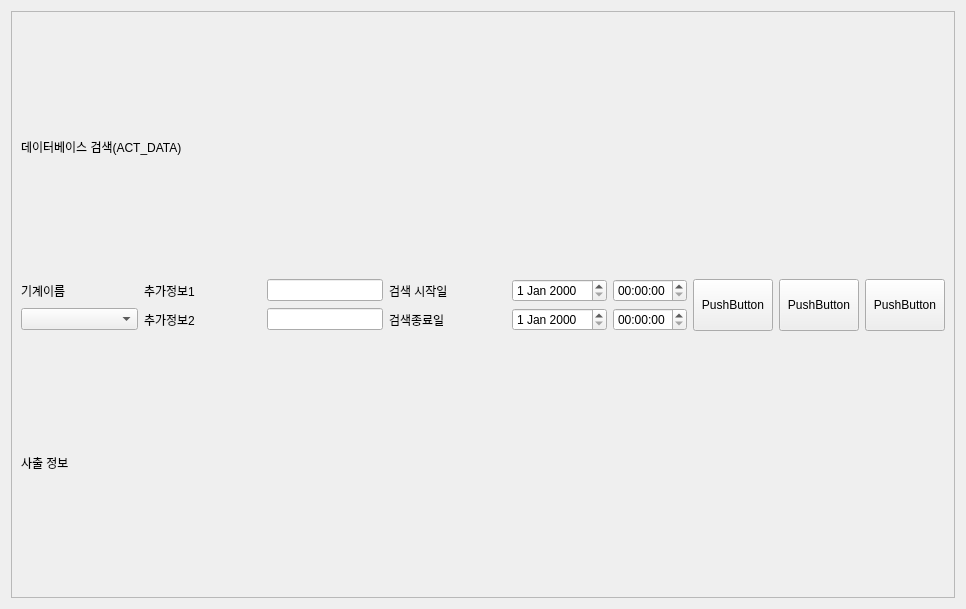
Before: the Qt Designer form dbsearchact.ui in good7zzang/QT_DBA, drawn with Qt 5.
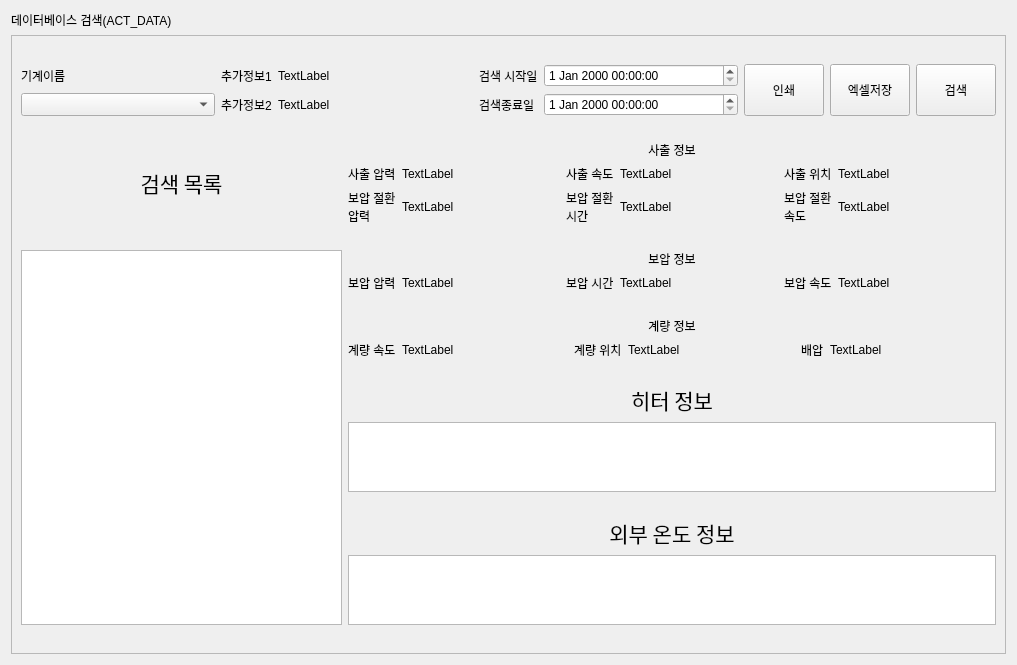
After: the same form once the commit is applied.

Commit message: DBactui 업데이트

What changed in the file:
```diff
--- a/dbsearchact.ui
+++ b/dbsearchact.ui
@@ -6,15 +6,15 @@
    <rect>
     <x>0</x>
     <y>0</y>
-    <width>966</width>
-    <height>609</height>
+    <width>1017</width>
+    <height>665</height>
    </rect>
   </property>
   <property name="windowTitle">
    <string>Form</string>
   </property>
   <layout class="QGridLayout" name="gridLayout">
-   <item row="0" column="0">
+   <item row="1" column="0">
     <widget class="QScrollArea" name="scrollArea">
      <property name="widgetResizable">
       <bool>true</bool>
@@ -24,91 +24,13 @@
        <rect>
         <x>0</x>
         <y>0</y>
-        <width>946</width>
-        <height>589</height>
+        <width>997</width>
+        <height>627</height>
        </rect>
       </property>
       <layout class="QGridLayout" name="gridLayout_5">
-       <item row="1" column="0">
+       <item row="1" column="0" colspan="3">
         <layout class="QGridLayout" name="gridLayout_2">
-         <item row="0" column="0">
-          <widget class="QLabel" name="label_3">
-           <property name="text">
-            <string>기계이름</string>
-           </property>
-          </widget>
-         </item>
-         <item row="0" column="1">
-          <widget class="QLabel" name="label_4">
-           <property name="text">
-            <string>추가정보1</string>
-           </property>
-          </widget>
-         </item>
-         <item row="0" column="2">
-          <widget class="QLineEdit" name="lineEdit">
-           <property name="sizePolicy">
-            <sizepolicy hsizetype="Preferred" vsizetype="Fixed">
-             <horstretch>0</horstretch>
-             <verstretch>0</verstretch>
-            </sizepolicy>
-           </property>
-          </widget>
-         </item>
-         <item row="0" column="3">
-          <widget class="QLabel" name="label_5">
-           <property name="text">
-            <string>검색 시작일</string>
-           </property>
-          </widget>
-         </item>
-         <item row="1" column="0">
-          <widget class="QComboBox" name="comboBox"/>
-         </item>
-         <item row="1" column="1">
-          <widget class="QLabel" name="label_2">
-           <property name="text">
-            <string>추가정보2</string>
-           </property>
-          </widget>
-         </item>
-         <item row="1" column="2">
-          <widget class="QLineEdit" name="lineEdit_3">
-           <property name="sizePolicy">
-            <sizepolicy hsizetype="Preferred" vsizetype="Fixed">
-             <horstretch>0</horstretch>
-             <verstretch>0</verstretch>
-            </sizepolicy>
-           </property>
-          </widget>
-         </item>
-         <item row="0" column="4">
-          <layout class="QHBoxLayout" name="horizontalLayout_2">
-           <item>
-            <widget class="QDateEdit" name="dateEdit"/>
-           </item>
-           <item>
-            <widget class="QTimeEdit" name="timeEdit"/>
-           </item>
-          </layout>
-         </item>
-         <item row="1" column="3">
-          <widget class="QLabel" name="label_6">
-           <property name="text">
-            <string>검색종료일</string>
-           </property>
-          </widget>
-         </item>
-         <item row="1" column="4">
-          <layout class="QHBoxLayout" name="horizontalLayout_3">
-           <item>
-            <widget class="QDateEdit" name="dateEdit_2"/>
-           </item>
-           <item>
-            <widget class="QTimeEdit" name="timeEdit_2"/>
-           </item>
-          </layout>
-         </item>
          <item row="0" column="6" rowspan="2">
           <layout class="QHBoxLayout" name="horizontalLayout" stretch="0,0,0">
            <property name="spacing">
@@ -129,7 +51,7 @@
               </sizepolicy>
              </property>
              <property name="text">
-              <string>PushButton</string>
+              <string>인쇄</string>
              </property>
             </widget>
            </item>
@@ -142,7 +64,7 @@
               </sizepolicy>
              </property>
              <property name="text">
-              <string>PushButton</string>
+              <string>엑셀저장</string>
              </property>
             </widget>
            </item>
@@ -155,25 +77,519 @@
               </sizepolicy>
              </property>
              <property name="text">
-              <string>PushButton</string>
+              <string>검색</string>
              </property>
             </widget>
            </item>
           </layout>
+         </item>
+         <item row="1" column="2">
+          <widget class="QLabel" name="label_37">
+           <property name="text">
+            <string>TextLabel</string>
+           </property>
+          </widget>
+         </item>
+         <item row="1" column="3">
+          <widget class="QLabel" name="label_6">
+           <property name="text">
+            <string>검색종료일</string>
+           </property>
+          </widget>
+         </item>
+         <item row="1" column="1">
+          <widget class="QLabel" name="label_2">
+           <property name="text">
+            <string>추가정보2</string>
+           </property>
+          </widget>
+         </item>
+         <item row="0" column="0">
+          <widget class="QLabel" name="label_3">
+           <property name="text">
+            <string>기계이름</string>
+           </property>
+          </widget>
+         </item>
+         <item row="0" column="3">
+          <widget class="QLabel" name="label_5">
+           <property name="sizePolicy">
+            <sizepolicy hsizetype="Maximum" vsizetype="Preferred">
+             <horstretch>0</horstretch>
+             <verstretch>0</verstretch>
+            </sizepolicy>
+           </property>
+           <property name="text">
+            <string>검색 시작일</string>
+           </property>
+          </widget>
+         </item>
+         <item row="1" column="0">
+          <widget class="QComboBox" name="comboBox">
+           <property name="sizePolicy">
+            <sizepolicy hsizetype="Preferred" vsizetype="Preferred">
+             <horstretch>0</horstretch>
+             <verstretch>0</verstretch>
+            </sizepolicy>
+           </property>
+          </widget>
+         </item>
+         <item row="0" column="1">
+          <widget class="QLabel" name="label_4">
+           <property name="sizePolicy">
+            <sizepolicy hsizetype="Maximum" vsizetype="Preferred">
+             <horstretch>0</horstretch>
+             <verstretch>0</verstretch>
+            </sizepolicy>
+           </property>
+           <property name="text">
+            <string>추가정보1</string>
+           </property>
+          </widget>
+         </item>
+         <item row="0" column="2">
+          <widget class="QLabel" name="label_38">
+           <property name="text">
+            <string>TextLabel</string>
+           </property>
+          </widget>
+         </item>
+         <item row="1" column="4">
+          <widget class="QDateTimeEdit" name="dateTimeEdit"/>
+         </item>
+         <item row="0" column="4">
+          <widget class="QDateTimeEdit" name="dateTimeEdit_2"/>
+         </item>
+        </layout>
+       </item>
+       <item row="2" column="1" colspan="2">
+        <layout class="QGridLayout" name="gridLayout_3">
+         <item row="1" column="0">
+          <widget class="QLabel" name="label_9">
+           <property name="sizePolicy">
+            <sizepolicy hsizetype="Maximum" vsizetype="Preferred">
+             <horstretch>0</horstretch>
+             <verstretch>0</verstretch>
+            </sizepolicy>
+           </property>
+           <property name="text">
+            <string>사출 압력</string>
+           </property>
+          </widget>
+         </item>
+         <item row="1" column="1">
+          <widget class="QLabel" name="label_10">
+           <property name="text">
+            <string>TextLabel</string>
+           </property>
+          </widget>
+         </item>
+         <item row="1" column="2">
+          <widget class="QLabel" name="label_11">
+           <property name="sizePolicy">
+            <sizepolicy hsizetype="Maximum" vsizetype="Preferred">
+             <horstretch>0</horstretch>
+             <verstretch>0</verstretch>
+            </sizepolicy>
+           </property>
+           <property name="text">
+            <string>사출 속도</string>
+           </property>
+          </widget>
+         </item>
+         <item row="1" column="3">
+          <widget class="QLabel" name="label_12">
+           <property name="text">
+            <string>TextLabel</string>
+           </property>
+          </widget>
+         </item>
+         <item row="1" column="4">
+          <widget class="QLabel" name="label_13">
+           <property name="sizePolicy">
+            <sizepolicy hsizetype="Maximum" vsizetype="Preferred">
+             <horstretch>0</horstretch>
+             <verstretch>0</verstretch>
+            </sizepolicy>
+           </property>
+           <property name="text">
+            <string>사출 위치</string>
+           </property>
+          </widget>
+         </item>
+         <item row="1" column="5">
+          <widget class="QLabel" name="label_14">
+           <property name="text">
+            <string>TextLabel</string>
+           </property>
+          </widget>
+         </item>
+         <item row="2" column="1">
+          <widget class="QLabel" name="label_15">
+           <property name="text">
+            <string>TextLabel</string>
+           </property>
+          </widget>
+         </item>
+         <item row="2" column="0">
+          <widget class="QLabel" name="label_16">
+           <property name="text">
+            <string>보압 절환
+압력</string>
+           </property>
+          </widget>
+         </item>
+         <item row="2" column="2">
+          <widget class="QLabel" name="label_17">
+           <property name="text">
+            <string>보압 절환 
+시간</string>
+           </property>
+          </widget>
+         </item>
+         <item row="2" column="3">
+          <widget class="QLabel" name="label_18">
+           <property name="text">
+            <string>TextLabel</string>
+           </property>
+          </widget>
+         </item>
+         <item row="2" column="4">
+          <widget class="QLabel" name="label_19">
+           <property name="text">
+            <string>보압 절환
+속도</string>
+           </property>
+          </widget>
+         </item>
+         <item row="2" column="5">
+          <widget class="QLabel" name="label_20">
+           <property name="text">
+            <string>TextLabel</string>
+           </property>
+          </widget>
+         </item>
+         <item row="0" column="0" colspan="6">
+          <widget class="QLabel" name="label_8">
+           <property name="text">
+            <string>사출 정보</string>
+           </property>
+           <property name="alignment">
+            <set>Qt::AlignCenter</set>
+           </property>
+          </widget>
+         </item>
+        </layout>
+       </item>
+       <item row="4" column="1" colspan="2">
+        <layout class="QGridLayout" name="gridLayout_7">
+         <item row="1" column="1">
+          <widget class="QLabel" name="label_30">
+           <property name="sizePolicy">
+            <sizepolicy hsizetype="Preferred" vsizetype="Maximum">
+             <horstretch>0</horstretch>
+             <verstretch>0</verstretch>
+            </sizepolicy>
+           </property>
+           <property name="text">
+            <string>TextLabel</string>
+           </property>
+          </widget>
+         </item>
+         <item row="1" column="2">
+          <widget class="QLabel" name="label_31">
+           <property name="sizePolicy">
+            <sizepolicy hsizetype="Maximum" vsizetype="Maximum">
+             <horstretch>0</horstretch>
+             <verstretch>0</verstretch>
+            </sizepolicy>
+           </property>
+           <property name="text">
+            <string>계량 위치</string>
+           </property>
+          </widget>
+         </item>
+         <item row="1" column="3">
+          <widget class="QLabel" name="label_32">
+           <property name="sizePolicy">
+            <sizepolicy hsizetype="Preferred" vsizetype="Maximum">
+             <horstretch>0</horstretch>
+             <verstretch>0</verstretch>
+            </sizepolicy>
+           </property>
+           <property name="text">
+            <string>TextLabel</string>
+           </property>
+          </widget>
+         </item>
+         <item row="1" column="4">
+          <widget class="QLabel" name="label_33">
+           <property name="sizePolicy">
+            <sizepolicy hsizetype="Maximum" vsizetype="Maximum">
+             <horstretch>0</horstretch>
+             <verstretch>0</verstretch>
+            </sizepolicy>
+           </property>
+           <property name="text">
+            <string>배압</string>
+           </property>
+          </widget>
+         </item>
+         <item row="1" column="0">
+          <widget class="QLabel" name="label_29">
+           <property name="sizePolicy">
+            <sizepolicy hsizetype="Maximum" vsizetype="Maximum">
+             <horstretch>0</horstretch>
+             <verstretch>0</verstretch>
+            </sizepolicy>
+           </property>
+           <property name="text">
+            <string>계량 속도</string>
+           </property>
+          </widget>
+         </item>
+         <item row="1" column="5">
+          <widget class="QLabel" name="label_34">
+           <property name="sizePolicy">
+            <sizepolicy hsizetype="Preferred" vsizetype="Maximum">
+             <horstretch>0</horstretch>
+             <verstretch>0</verstretch>
+            </sizepolicy>
+           </property>
+           <property name="text">
+            <string>TextLabel</string>
+           </property>
+          </widget>
+         </item>
+         <item row="0" column="0" colspan="6">
+          <widget class="QLabel" name="label_23">
+           <property name="sizePolicy">
+            <sizepolicy hsizetype="Preferred" vsizetype="Maximum">
+             <horstretch>0</horstretch>
+             <verstretch>0</verstretch>
+            </sizepolicy>
+           </property>
+           <property name="text">
+            <string>계량 정보</string>
+           </property>
+           <property name="alignment">
+            <set>Qt::AlignCenter</set>
+           </property>
+          </widget>
+         </item>
+        </layout>
+       </item>
+       <item row="3" column="1" colspan="2">
+        <layout class="QGridLayout" name="gridLayout_4">
+         <item row="1" column="1">
+          <widget class="QLabel" name="label_24">
+           <property name="sizePolicy">
+            <sizepolicy hsizetype="Preferred" vsizetype="Maximum">
+             <horstretch>0</horstretch>
+             <verstretch>0</verstretch>
+            </sizepolicy>
+           </property>
+           <property name="text">
+            <string>TextLabel</string>
+           </property>
+          </widget>
+         </item>
+         <item row="1" column="2">
+          <widget class="QLabel" name="label_25">
+           <property name="sizePolicy">
+            <sizepolicy hsizetype="Maximum" vsizetype="Maximum">
+             <horstretch>0</horstretch>
+             <verstretch>0</verstretch>
+            </sizepolicy>
+           </property>
+           <property name="text">
+            <string>보압 시간</string>
+           </property>
+          </widget>
+         </item>
+         <item row="1" column="0">
+          <widget class="QLabel" name="label_22">
+           <property name="sizePolicy">
+            <sizepolicy hsizetype="Maximum" vsizetype="Maximum">
+             <horstretch>0</horstretch>
+             <verstretch>0</verstretch>
+            </sizepolicy>
+           </property>
+           <property name="text">
+            <string>보압 압력</string>
+           </property>
+          </widget>
+         </item>
+         <item row="1" column="3">
+          <widget class="QLabel" name="label_26">
+           <property name="sizePolicy">
+            <sizepolicy hsizetype="Preferred" vsizetype="Maximum">
+             <horstretch>0</horstretch>
+             <verstretch>0</verstretch>
+            </sizepolicy>
+           </property>
+           <property name="text">
+            <string>TextLabel</string>
+           </property>
+          </widget>
+         </item>
+         <item row="1" column="4">
+          <widget class="QLabel" name="label_27">
+           <property name="sizePolicy">
+            <sizepolicy hsizetype="Maximum" vsizetype="Maximum">
+             <horstretch>0</horstretch>
+             <verstretch>0</verstretch>
+            </sizepolicy>
+           </property>
+           <property name="text">
+            <string>보압 속도</string>
+           </property>
+          </widget>
+         </item>
+         <item row="0" column="0" colspan="6">
+          <widget class="QLabel" name="label_21">
+           <property name="sizePolicy">
+            <sizepolicy hsizetype="Preferred" vsizetype="Maximum">
+             <horstretch>0</horstretch>
+             <verstretch>0</verstretch>
+            </sizepolicy>
+           </property>
+           <property name="text">
+            <string>보압 정보</string>
+           </property>
+           <property name="alignment">
+            <set>Qt::AlignCenter</set>
+           </property>
+          </widget>
+         </item>
+         <item row="1" column="5">
+          <widget class="QLabel" name="label_28">
+           <property name="sizePolicy">
+            <sizepolicy hsizetype="Preferred" vsizetype="Maximum">
+             <horstretch>0</horstretch>
+             <verstretch>0</verstretch>
+            </sizepolicy>
+           </property>
+           <property name="text">
+            <string>TextLabel</string>
+           </property>
+          </widget>
+         </item>
+        </layout>
+       </item>
+       <item row="5" column="1" colspan="2">
+        <layout class="QGridLayout" name="gridLayout_8">
+         <item row="0" column="0" colspan="2">
+          <widget class="QLabel" name="label_35">
+           <property name="sizePolicy">
+            <sizepolicy hsizetype="Preferred" vsizetype="Maximum">
+             <horstretch>0</horstretch>
+             <verstretch>0</verstretch>
+            </sizepolicy>
+           </property>
+           <property name="font">
+            <font>
+             <family>Agency FB</family>
+             <pointsize>16</pointsize>
+            </font>
+           </property>
+           <property name="text">
+            <string>히터 정보</string>
+           </property>
+           <property name="alignment">
+            <set>Qt::AlignCenter</set>
+           </property>
+          </widget>
+         </item>
+         <item row="1" column="0" colspan="2">
+          <widget class="QTableView" name="tableView">
+           <property name="sizePolicy">
+            <sizepolicy hsizetype="Minimum" vsizetype="Minimum">
+             <horstretch>0</horstretch>
+             <verstretch>0</verstretch>
+            </sizepolicy>
+           </property>
+           <property name="maximumSize">
+            <size>
+             <width>16777215</width>
+             <height>70</height>
+            </size>
+           </property>
+          </widget>
          </item>
         </layout>
        </item>
        <item row="2" column="0">
-        <widget class="QLabel" name="label_13">
+        <widget class="QLabel" name="label_7">
+         <property name="sizePolicy">
+          <sizepolicy hsizetype="Preferred" vsizetype="Maximum">
+           <horstretch>0</horstretch>
+           <verstretch>0</verstretch>
+          </sizepolicy>
+         </property>
+         <property name="font">
+          <font>
+           <family>Agency FB</family>
+           <pointsize>16</pointsize>
+          </font>
+         </property>
          <property name="text">
-          <string>사출 정보</string>
+          <string>검색 목록</string>
+         </property>
+         <property name="alignment">
+          <set>Qt::AlignCenter</set>
          </property>
         </widget>
        </item>
-       <item row="0" column="0">
-        <widget class="QLabel" name="label">
-         <property name="text">
-          <string>데이터베이스 검색(ACT_DATA)</string>
+       <item row="6" column="1" colspan="2">
+        <layout class="QGridLayout" name="gridLayout_9">
+         <item row="0" column="0">
+          <widget class="QLabel" name="label_36">
+           <property name="sizePolicy">
+            <sizepolicy hsizetype="Preferred" vsizetype="Maximum">
+             <horstretch>0</horstretch>
+             <verstretch>0</verstretch>
+            </sizepolicy>
+           </property>
+           <property name="font">
+            <font>
+             <family>Agency FB</family>
+             <pointsize>16</pointsize>
+            </font>
+           </property>
+           <property name="text">
+            <string>외부 온도 정보</string>
+           </property>
+           <property name="alignment">
+            <set>Qt::AlignCenter</set>
+           </property>
+          </widget>
+         </item>
+         <item row="1" column="0">
+          <widget class="QTableView" name="tableView_2">
+           <property name="sizePolicy">
+            <sizepolicy hsizetype="Preferred" vsizetype="Minimum">
+             <horstretch>0</horstretch>
+             <verstretch>0</verstretch>
+            </sizepolicy>
+           </property>
+           <property name="maximumSize">
+            <size>
+             <width>16777215</width>
+             <height>70</height>
+            </size>
+           </property>
+          </widget>
+         </item>
+        </layout>
+       </item>
+       <item row="3" column="0" rowspan="4">
+        <widget class="QTableView" name="tableView_3">
+         <property name="sizePolicy">
+          <sizepolicy hsizetype="Preferred" vsizetype="Expanding">
+           <horstretch>0</horstretch>
+           <verstretch>0</verstretch>
+          </sizepolicy>
          </property>
         </widget>
        </item>
@@ -181,6 +597,31 @@
      </widget>
     </widget>
    </item>
+   <item row="0" column="0">
+    <widget class="QLabel" name="label">
+     <property name="sizePolicy">
+      <sizepolicy hsizetype="Preferred" vsizetype="Fixed">
+       <horstretch>0</horstretch>
+       <verstretch>0</verstretch>
+      </sizepolicy>
+     </property>
+     <property name="minimumSize">
+      <size>
+       <width>50</width>
+       <height>0</height>
+      </size>
+     </property>
+     <property name="maximumSize">
+      <size>
+       <width>16777215</width>
+       <height>20</height>
+      </size>
+     </property>
+     <property name="text">
+      <string>데이터베이스 검색(ACT_DATA)</string>
+     </property>
+    </widget>
+   </item>
   </layout>
  </widget>
  <resources/>
```
